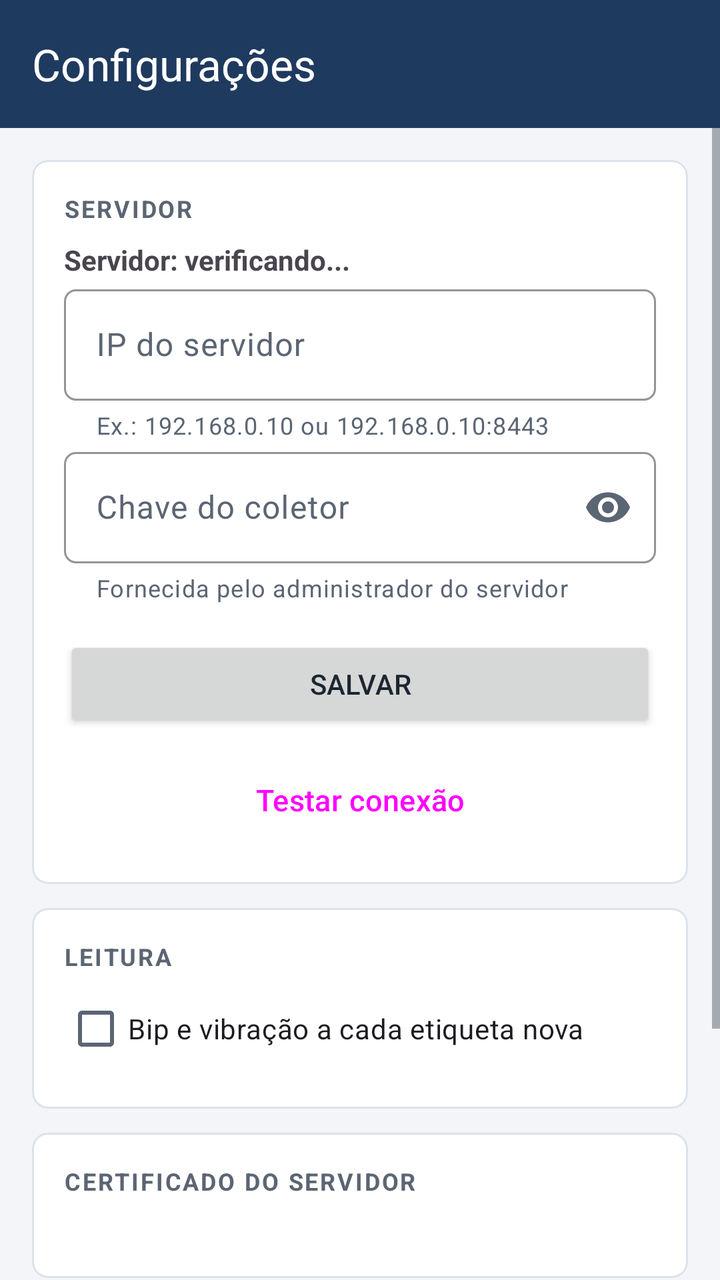
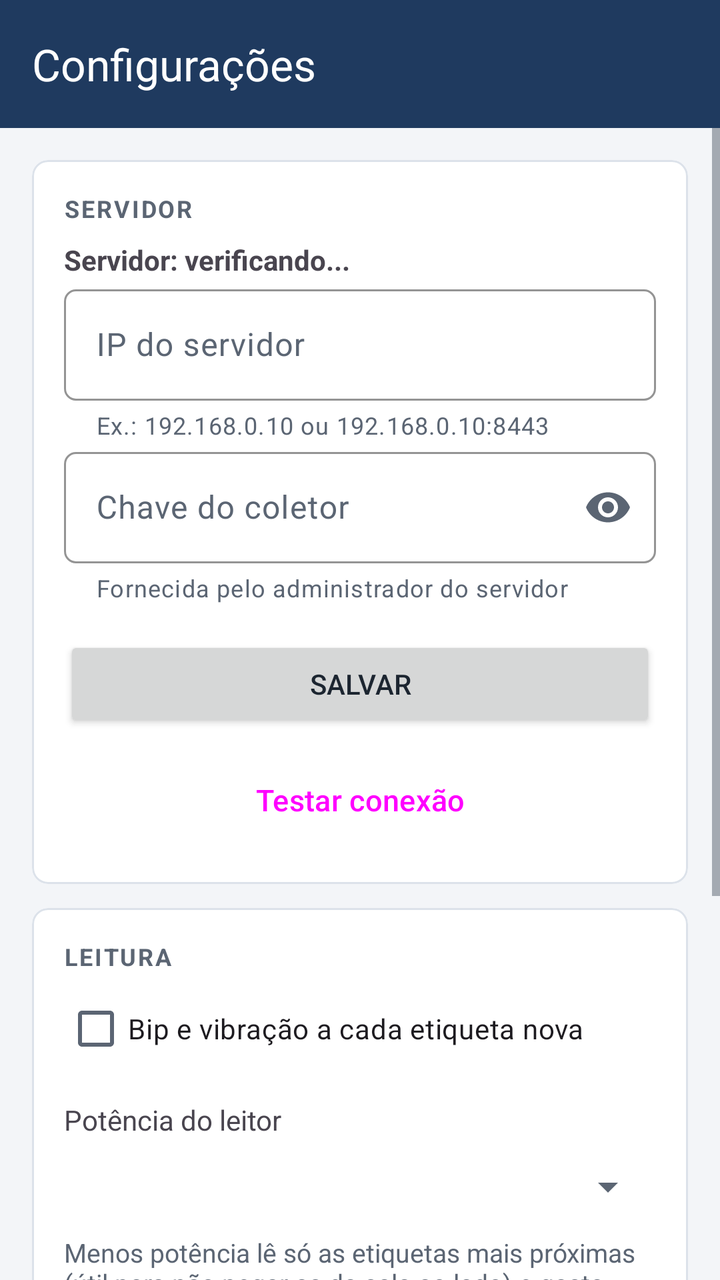

Two renders of the same Android screen: before a commit and after it. Below are the layout's source before the change and the commit's diff.
<!-- AndroidManifest.xml: application theme Theme.RFIDAndroid -->
<!-- res/layout/activity_settings.xml -->
<LinearLayout xmlns:android="http://schemas.android.com/apk/res/android"
    xmlns:app="http://schemas.android.com/apk/res-auto"
    android:orientation="vertical"
    android:background="@color/fundo"
    android:layout_width="match_parent"
    android:layout_height="match_parent">

    <com.google.android.material.appbar.MaterialToolbar
        style="@style/Widget.RFID.Barra"
        app:title="Configurações"
        android:layout_width="match_parent"
        android:layout_height="wrap_content"/>

    <ScrollView
        android:layout_width="match_parent"
        android:layout_height="match_parent">

        <LinearLayout
            android:orientation="vertical"
            android:padding="16dp"
            android:layout_width="match_parent"
            android:layout_height="wrap_content">

            
            <com.google.android.material.card.MaterialCardView
                android:layout_width="match_parent"
                android:layout_height="wrap_content">

                <LinearLayout
                    android:orientation="vertical"
                    android:padding="16dp"
                    android:layout_width="match_parent"
                    android:layout_height="wrap_content">

                    <TextView
                        android:text="Servidor"
                        android:textAppearance="@style/Texto.RFID.Secao"
                        android:layout_width="wrap_content"
                        android:layout_height="wrap_content"/>

                    <TextView
                        android:id="@+id/txtStatusServidor"
                        android:text="Servidor: verificando..."
                        android:textStyle="bold"
                        android:layout_marginTop="8dp"
                        android:layout_width="match_parent"
                        android:layout_height="wrap_content"/>

                    <com.google.android.material.textfield.TextInputLayout
                        android:hint="IP do servidor"
                        app:helperText="Ex.: 192.168.0.10 ou 192.168.0.10:8443"
                        android:layout_width="match_parent"
                        android:layout_height="wrap_content">

                        <com.google.android.material.textfield.TextInputEditText
                            android:id="@+id/edtIp"
                            android:inputType="text"
                            android:layout_width="match_parent"
                            android:layout_height="wrap_content"/>
                    </com.google.android.material.textfield.TextInputLayout>

                    <com.google.android.material.textfield.TextInputLayout
                        android:id="@+id/layoutChave"
                        android:hint="Chave do coletor"
                        app:helperText="Fornecida pelo administrador do servidor"
                        app:endIconMode="password_toggle"
                        android:layout_width="match_parent"
                        android:layout_height="wrap_content">

                        <com.google.android.material.textfield.TextInputEditText
                            android:id="@+id/edtChave"
                            android:inputType="textPassword"
                            android:layout_width="match_parent"
                            android:layout_height="wrap_content"/>
                    </com.google.android.material.textfield.TextInputLayout>

                    <Button
                        android:id="@+id/btnSalvar"
                        android:text="Salvar"
                        android:layout_marginTop="16dp"
                        android:layout_width="match_parent"
                        android:layout_height="wrap_content"/>

                    <Button
                        android:id="@+id/btnTestarServidor"
                        style="@style/Widget.RFID.Botao.Contorno"
                        android:text="Testar conexão"
                        android:layout_marginTop="8dp"
                        android:layout_width="match_parent"
                        android:layout_height="wrap_content"/>
                </LinearLayout>
            </com.google.android.material.card.MaterialCardView>

            
            <com.google.android.material.card.MaterialCardView
                android:layout_marginTop="12dp"
                android:layout_width="match_parent"
                android:layout_height="wrap_content">

                <LinearLayout
                    android:orientation="vertical"
                    android:padding="16dp"
                    android:layout_width="match_parent"
                    android:layout_height="wrap_content">

                    <TextView
                        android:text="Leitura"
                        android:textAppearance="@style/Texto.RFID.Secao"
                        android:layout_width="wrap_content"
                        android:layout_height="wrap_content"/>

                    
                    <CheckBox
                        android:id="@+id/chkAvisoLeitura"
                        android:text="Bip e vibração a cada etiqueta nova"
                        android:layout_marginTop="4dp"
                        android:layout_width="match_parent"
                        android:layout_height="wrap_content"/>
                </LinearLayout>
            </com.google.android.material.card.MaterialCardView>

            
            <com.google.android.material.card.MaterialCardView
                android:layout_marginTop="12dp"
                android:layout_width="match_parent"
                android:layout_height="wrap_content">

                <LinearLayout
                    android:orientation="vertical"
                    android:padding="16dp"
                    android:layout_width="match_parent"
                    android:layout_height="wrap_content">

                    <TextView
                        android:text="Certificado do servidor"
                        android:textAppearance="@style/Texto.RFID.Secao"
                        android:layout_width="wrap_content"
                        android:layout_height="wrap_content"/>

                    
                    <TextView
                        android:id="@+id/txtCertificado"
                        android:typeface="monospace"
                        android:textSize="12sp"
                        android:textColor="@color/texto"
                        android:layout_marginTop="8dp"
                        android:layout_width="match_parent"
                        android:layout_height="wrap_content"/>
                </LinearLayout>
            </com.google.android.material.card.MaterialCardView>

            
            <com.google.android.material.card.MaterialCardView
                android:layout_marginTop="12dp"
                android:layout_width="match_parent"
                android:layout_height="wrap_content">

                <LinearLayout
                    android:orientation="vertical"
                    android:padding="16dp"
                    android:layout_width="match_parent"
                    android:layout_height="wrap_content">

                    <TextView
                        android:text="Aplicativo"
                        android:textAppearance="@style/Texto.RFID.Secao"
                        android:layout_width="wrap_content"
                        android:layout_height="wrap_content"/>

                    <TextView
                        android:id="@+id/txtVersao"
                        android:textAppearance="@style/Texto.RFID.Secundario"
                        android:layout_marginTop="8dp"
                        android:layout_width="match_parent"
                        android:layout_height="wrap_content"/>

                    
                    <Button
                        android:id="@+id/btnAtualizacao"
                        style="@style/Widget.RFID.Botao.Contorno"
                        android:text="Procurar atualização do app"
                        android:layout_marginTop="8dp"
                        android:layout_width="match_parent"
                        android:layout_height="wrap_content"/>
                </LinearLayout>
            </com.google.android.material.card.MaterialCardView>
        </LinearLayout>
    </ScrollView>
</LinearLayout>
<!-- resources referenced by this layout -->
<resources>
  <color name="fundo">#FFF3F5F8</color>
  <color name="texto">#FF1C2530</color>
  <style name="Texto.RFID.Secao" parent="">
          <item name="android:textSize">12sp</item>
          <item name="android:textStyle">bold</item>
          <item name="android:textAllCaps">true</item>
          <item name="android:letterSpacing">0.08</item>
          <item name="android:textColor">@color/texto_secundario</item>
      </style>
  <style name="Texto.RFID.Secundario" parent="">
          <item name="android:textSize">13sp</item>
          <item name="android:textColor">@color/texto_secundario</item>
      </style>
  <style name="Widget.RFID.Barra" parent="Widget.Material3.Toolbar">
          <item name="android:background">@color/marinho</item>
          <item name="titleTextColor">@color/white</item>
          <item name="subtitleTextColor">#CCFFFFFF</item>
          <item name="android:minHeight">?attr/actionBarSize</item>
          <item name="android:theme">@style/ThemeOverlay.Material3.Dark.ActionBar</item>
          
          <item name="popupTheme">@style/ThemeOverlay.Material3.Light</item>
      </style>
  <style name="Widget.RFID.Botao.Contorno" parent="Widget.Material3.Button.OutlinedButton">
          <item name="shapeAppearance">@style/Forma.RFID.Pequena</item>
          <item name="android:minHeight">52dp</item>
          <item name="android:textSize">15sp</item>
          <item name="strokeColor">@color/marinho</item>
      </style>
  <color name="texto_secundario">#FF5B6573</color>
  <color name="marinho">#FF1F3A5F</color>
  <color name="white">#FFFFFFFF</color>
  <style name="Forma.RFID.Pequena" parent="">
          <item name="cornerFamily">rounded</item>
          <item name="cornerSize">6dp</item>
      </style>
  <color name="azul_claro">#FFE3ECF6</color>
  <color name="marinho_escuro">#FF152A45</color>
  <color name="azul">#FF2E6DA4</color>
  <color name="erro">#FFC62828</color>
  <color name="borda">#FFDCE2EA</color>
  <color name="superficie">#FFFFFFFF</color>
  <style name="Widget.RFID.Botao" parent="Widget.Material3.Button">
          <item name="shapeAppearance">@style/Forma.RFID.Pequena</item>
          <item name="android:minHeight">52dp</item>
          <item name="android:textSize">15sp</item>
          <item name="android:letterSpacing">0.02</item>
      </style>
  <style name="Widget.RFID.Campo" parent="Widget.Material3.TextInputLayout.OutlinedBox">
          <item name="shapeAppearance">@style/Forma.RFID.Pequena</item>
          <item name="boxStrokeColor">@color/marinho</item>
          <item name="hintTextColor">@color/marinho</item>
          <item name="android:layout_marginTop">12dp</item>
      </style>
  <style name="Widget.RFID.Cartao" parent="Widget.Material3.CardView.Outlined">
          <item name="cardBackgroundColor">@color/superficie</item>
          <item name="strokeColor">@color/borda</item>
          <item name="cardCornerRadius">8dp</item>
          <item name="cardElevation">0dp</item>
      </style>
  <style name="Widget.RFID.Abas" parent="Widget.Material3.TabLayout">
          <item name="android:background">@color/superficie</item>
          <item name="tabIndicatorColor">@color/marinho</item>
          <item name="tabSelectedTextColor">@color/marinho</item>
          <item name="tabTextColor">@color/texto_secundario</item>
          <item name="tabIndicatorFullWidth">true</item>
          <item name="tabGravity">fill</item>
          <item name="tabMode">fixed</item>
      </style>
  <!-- unchanged entries left out for length: 1 -->
</resources>

<!-- the commit's change to res/layout/activity_settings.xml (unified diff, before → after) -->
@@ -116,6 +116,25 @@
                         android:layout_marginTop="4dp"
                         android:layout_width="match_parent"
                         android:layout_height="wrap_content"/>
+
+                    
+                    <TextView
+                        android:text="Potência do leitor"
+                        android:layout_marginTop="12dp"
+                        android:layout_width="wrap_content"
+                        android:layout_height="wrap_content"/>
+
+                    <Spinner
+                        android:id="@+id/spnPotencia"
+                        android:minHeight="48dp"
+                        android:layout_width="match_parent"
+                        android:layout_height="wrap_content"/>
+
+                    <TextView
+                        android:text="Menos potência lê só as etiquetas mais próximas (útil para não pegar as da sala ao lado) e gasta menos bateria."
+                        android:textAppearance="@style/Texto.RFID.Secundario"
+                        android:layout_width="match_parent"
+                        android:layout_height="wrap_content"/>
                 </LinearLayout>
             </com.google.android.material.card.MaterialCardView>
 
